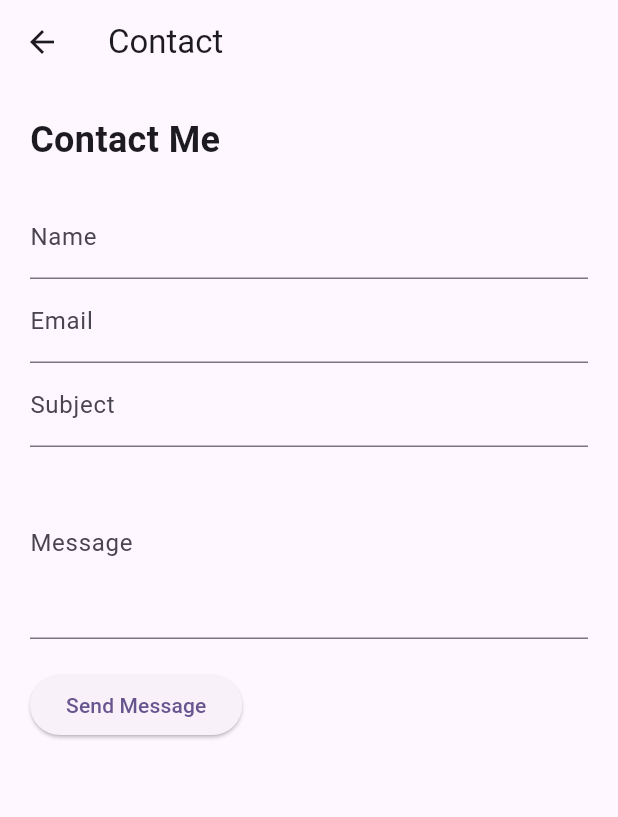
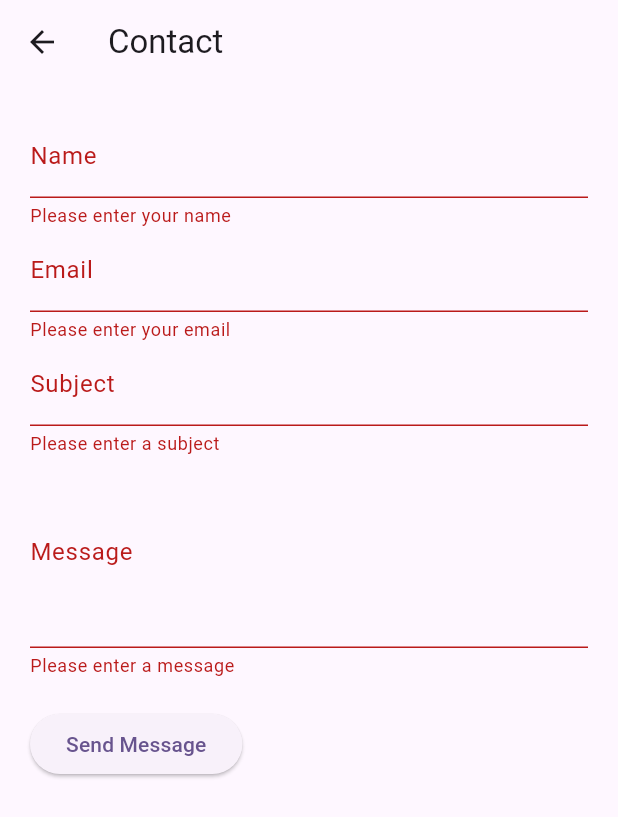
Before and after one commit to mariatesfaye/portfolio_app, a Flutter app: the ContactScreen screen opened directly, after a tap on "Send Message", on a phone screen of 412 x 824 dp. Shown: the top 817 px of the screen. Run offline on Flutter 3.47's test engine with Material 3 defaults, Android fonts, the phone set to English and light mode, and no system bars; our stand-ins replace flutter_icons.

Commit message:
Update contact_screen.dart

```diff
--- a/lib/contact_screen.dart
+++ b/lib/contact_screen.dart
@@ -6,10 +6,23 @@ class ContactScreen extends StatefulWidget {
 }
 
 class _ContactScreenState extends State<ContactScreen> {
+  final GlobalKey<FormState> _formKey = GlobalKey<FormState>();
   final TextEditingController _nameController = TextEditingController();
   final TextEditingController _emailController = TextEditingController();
   final TextEditingController _subjectController = TextEditingController();
   final TextEditingController _messageController = TextEditingController();
+
+  void _submitForm() {
+    if (_formKey.currentState!.validate()) {
+      // Form data is valid, send message
+      // Implement your logic to send the message via email or backend service
+      // For demonstration purposes, print the message to the console
+      print('Name: ${_nameController.text}');
+      print('Email: ${_emailController.text}');
+      print('Subject: ${_subjectController.text}');
+      print('Message: ${_messageController.text}');
+    }
+  }
 
   @override
   Widget build(BuildContext context) {
@@ -19,41 +32,62 @@ class _ContactScreenState extends State<ContactScreen> {
       ),
       body: Padding(
         padding: EdgeInsets.all(20),
+        child: Form(
+          key: _formKey,
           child: Column(
             crossAxisAlignment: CrossAxisAlignment.start,
             children: [
-            Text(
-              'Contact Me',
-              style: TextStyle(fontSize: 24, fontWeight: FontWeight.bold),
-            ),
-            SizedBox(height: 20),
-            TextField(
+              TextFormField(
                 controller: _nameController,
                 decoration: InputDecoration(labelText: 'Name'),
+                validator: (value) {
+                  if (value!.isEmpty) {
+                    return 'Please enter your name';
+                  }
+                  return null;
+                },
               ),
-            TextField(
+              TextFormField(
                 controller: _emailController,
                 decoration: InputDecoration(labelText: 'Email'),
+                validator: (value) {
+                  if (value!.isEmpty) {
+                    return 'Please enter your email';
+                  }
+                  // Add email validation logic here if needed
+                  return null;
+                },
               ),
-            TextField(
+              TextFormField(
                 controller: _subjectController,
                 decoration: InputDecoration(labelText: 'Subject'),
+                validator: (value) {
+                  if (value!.isEmpty) {
+                    return 'Please enter a subject';
+                  }
+                  return null;
+                },
               ),
-            TextField(
+              TextFormField(
                 controller: _messageController,
                 decoration: InputDecoration(labelText: 'Message'),
+                validator: (value) {
+                  if (value!.isEmpty) {
+                    return 'Please enter a message';
+                  }
+                  return null;
+                },
                 maxLines: 4,
               ),
               SizedBox(height: 20),
               ElevatedButton(
-              onPressed: () {
-                // Implement functionality to send message
-              },
+                onPressed: _submitForm,
                 child: Text('Send Message'),
               ),
             ],
           ),
         ),
+      ),
     );
   }
 }
```
Lines whose indentation alone changed are shown as unchanged.
